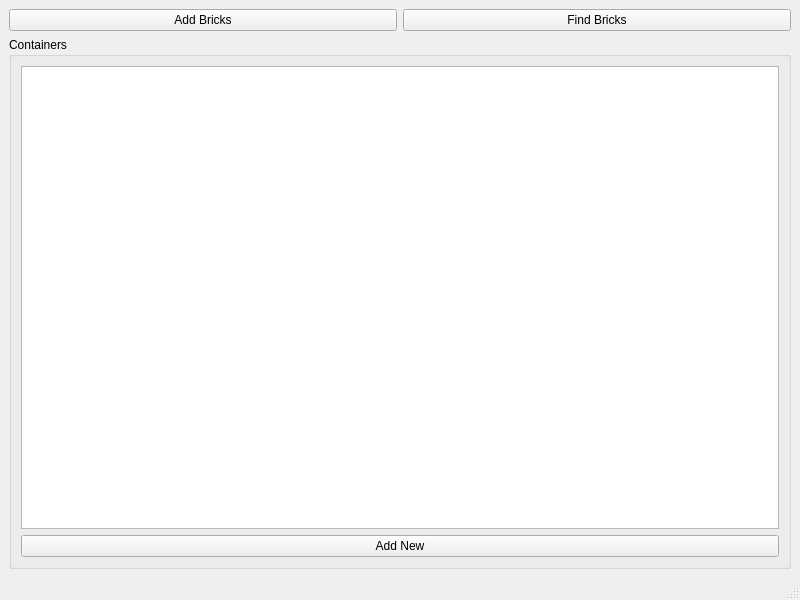
This is ui/mainWindow.ui in Syadon/BrickCollectionManager as Qt 5 draws it before an edit. The edited form follows.
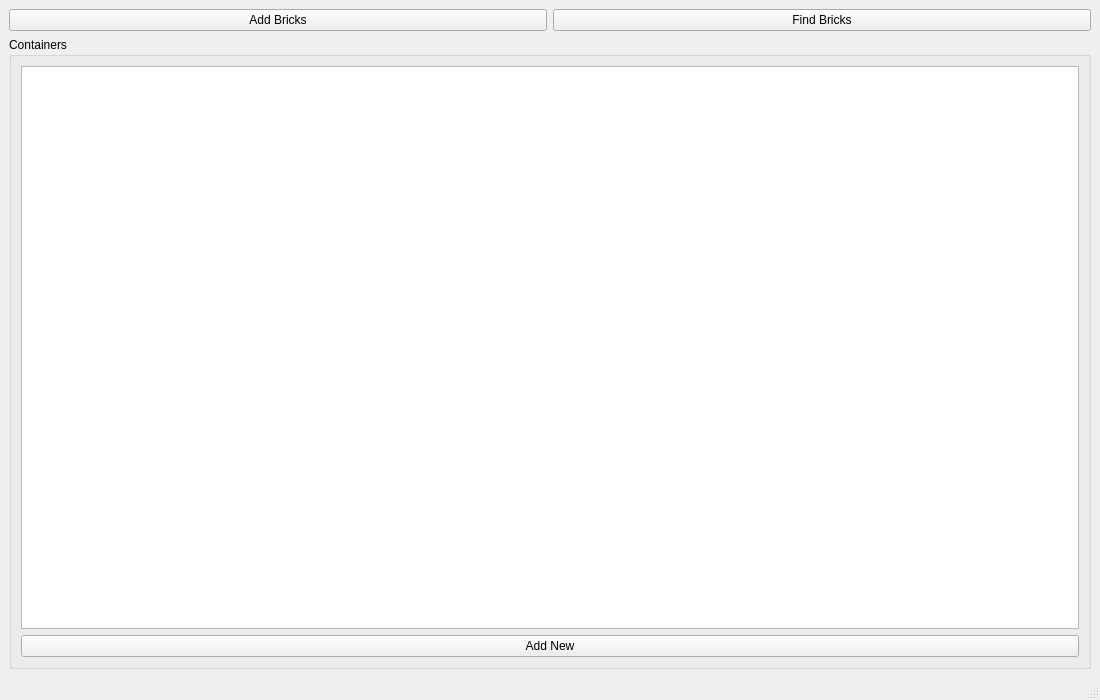
This is the edited form.

Commit message: Bigger main window

```diff
--- a/ui/mainWindow.ui
+++ b/ui/mainWindow.ui
@@ -6,8 +6,8 @@
    <rect>
     <x>0</x>
     <y>0</y>
-    <width>800</width>
-    <height>600</height>
+    <width>1100</width>
+    <height>700</height>
    </rect>
   </property>
   <property name="windowTitle">
```
Left out of the diff: 2 changed lines with no effect on the pictures.
